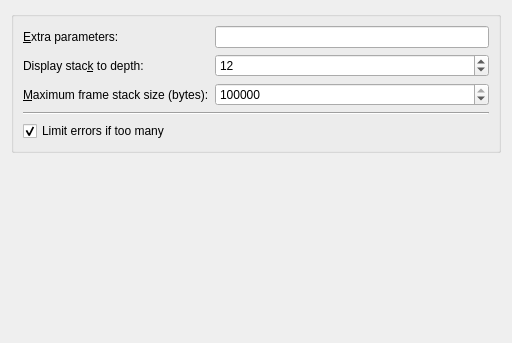
The window that tools/generic/configpage.ui (KDE/kdev-valgrind) describes before a commit, drawn with Qt 5.
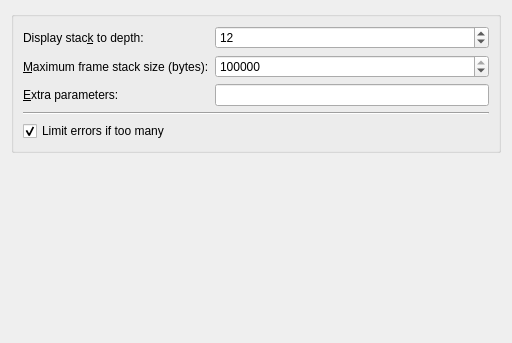
The same window after the commit.

Commit message: Small UI fixes for tools config pages

The edit to the form file:
```diff
--- a/tools/generic/configpage.ui
+++ b/tools/generic/configpage.ui
@@ -20,29 +20,6 @@
       <item>
        <layout class="QFormLayout" name="formLayout">
         <item row="0" column="0">
-         <widget class="QLabel" name="label_3">
-          <property name="text">
-           <string>&amp;Extra parameters:</string>
-          </property>
-          <property name="buddy">
-           <cstring>extraParameters</cstring>
-          </property>
-         </widget>
-        </item>
-        <item row="0" column="1">
-         <widget class="QLineEdit" name="extraParameters">
-          <property name="sizePolicy">
-           <sizepolicy hsizetype="Expanding" vsizetype="Fixed">
-            <horstretch>0</horstretch>
-            <verstretch>0</verstretch>
-           </sizepolicy>
-          </property>
-          <property name="clearButtonEnabled">
-           <bool>true</bool>
-          </property>
-         </widget>
-        </item>
-        <item row="1" column="0">
          <widget class="QLabel" name="label">
           <property name="text">
            <string>Display stac&amp;k to depth:</string>
@@ -52,7 +29,7 @@
           </property>
          </widget>
         </item>
-        <item row="1" column="1">
+        <item row="0" column="1">
          <widget class="QSpinBox" name="stackDepth">
           <property name="sizePolicy">
            <sizepolicy hsizetype="Expanding" vsizetype="Fixed">
@@ -68,7 +45,7 @@
           </property>
          </widget>
         </item>
-        <item row="2" column="0">
+        <item row="1" column="0">
          <widget class="QLabel" name="label_2">
           <property name="text">
            <string>&amp;Maximum frame stack size (bytes):</string>
@@ -78,7 +55,7 @@
           </property>
          </widget>
         </item>
-        <item row="2" column="1">
+        <item row="1" column="1">
          <widget class="QSpinBox" name="maxStackSize">
           <property name="sizePolicy">
            <sizepolicy hsizetype="Expanding" vsizetype="Fixed">
@@ -94,6 +71,29 @@
           </property>
          </widget>
         </item>
+        <item row="2" column="0">
+         <widget class="QLabel" name="label_3">
+          <property name="text">
+           <string>&amp;Extra parameters:</string>
+          </property>
+          <property name="buddy">
+           <cstring>extraParameters</cstring>
+          </property>
+         </widget>
+        </item>
+        <item row="2" column="1">
+         <widget class="QLineEdit" name="extraParameters">
+          <property name="sizePolicy">
+           <sizepolicy hsizetype="Expanding" vsizetype="Fixed">
+            <horstretch>0</horstretch>
+            <verstretch>0</verstretch>
+           </sizepolicy>
+          </property>
+          <property name="clearButtonEnabled">
+           <bool>true</bool>
+          </property>
+         </widget>
+        </item>
        </layout>
       </item>
       <item>
```
Left out of the diff: 6 changed lines with no effect on the pictures. The commit also changes 4 other files.
